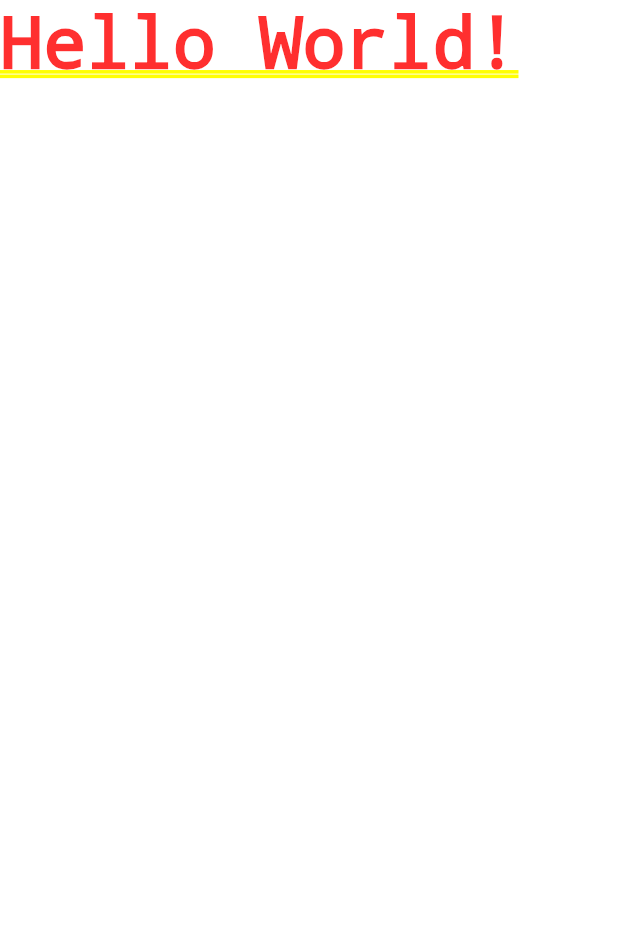
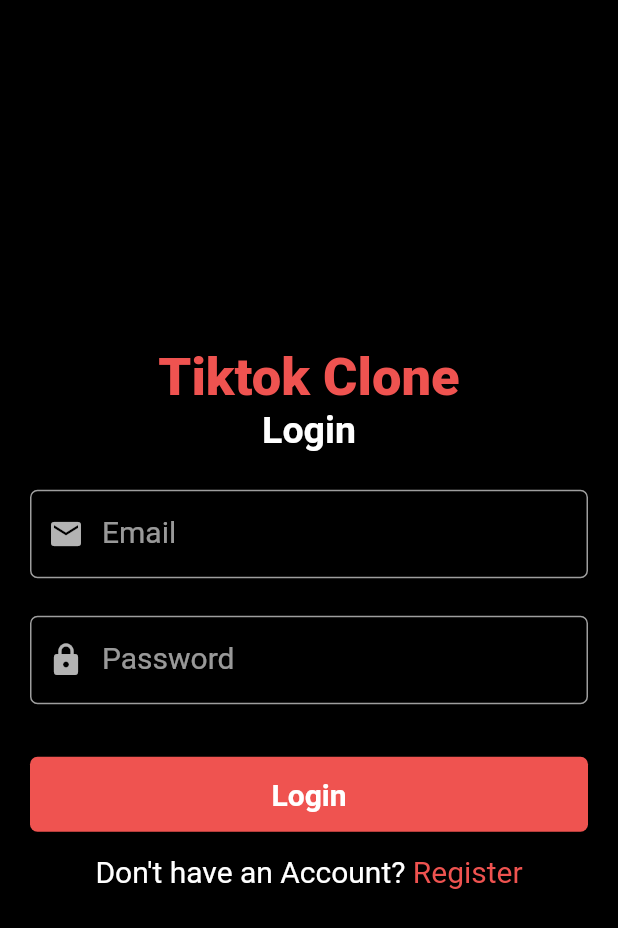
Before and after one commit to Ripat-2345/tiktok_clone_app, a Flutter app: the screen it shows after launch, on a phone screen of 412 x 824 dp. Shown: the top 928 px of the screen. Run offline on Flutter 3.47's test engine with Material 2 defaults, Android fonts, the phone set to English and light mode, and no system bars.

Commit message:
login ui screen clear

```diff
--- a/lib/main.dart
+++ b/lib/main.dart
@@ -1,5 +1,6 @@
 import 'package:flutter/material.dart';
 import 'package:tiktok_clone_app/constants.dart';
+import 'package:tiktok_clone_app/views/screens/auth/login_screen.dart';
 
 void main() {
   runApp(const MyApp());
@@ -17,7 +18,7 @@
       theme: ThemeData.dark().copyWith(
         scaffoldBackgroundColor: backgroundColor,
       ),
-      home: const Text("Hello World!"),
+      home: LoginScreen(),
     );
   }
 }
--- /dev/null
+++ b/lib/views/screens/auth/login_screen.dart
@@ -0,0 +1,113 @@
+import 'package:flutter/material.dart';
+import 'package:tiktok_clone_app/constants.dart';
+import 'package:tiktok_clone_app/views/widgets/text_input_field.dart';
+
+class LoginScreen extends StatelessWidget {
+  LoginScreen({Key? key}) : super(key: key);
+
+  final TextEditingController _emailController = TextEditingController();
+  final TextEditingController _passwordController = TextEditingController();
+
+  @override
+  Widget build(BuildContext context) {
+    return Scaffold(
+      body: Container(
+        alignment: Alignment.center,
+        child: Column(
+          mainAxisAlignment: MainAxisAlignment.center,
+          children: [
+            Text(
+              "Tiktok Clone",
+              style: TextStyle(
+                color: buttonColor,
+                fontSize: 35,
+                fontWeight: FontWeight.w900,
+              ),
+            ),
+            const Text(
+              "Login",
+              style: TextStyle(
+                fontSize: 25,
+                fontWeight: FontWeight.w700,
+              ),
+            ),
+            const SizedBox(
+              height: 25,
+            ),
+            Container(
+              width: MediaQuery.of(context).size.width,
+              margin: const EdgeInsets.symmetric(horizontal: 20),
+              child: TextInputField(
+                controller: _emailController,
+                labelText: "Email",
+                icon: Icons.email,
+              ),
+            ),
+            const SizedBox(
+              height: 25,
+            ),
+            Container(
+              width: MediaQuery.of(context).size.width,
+              margin: const EdgeInsets.symmetric(horizontal: 20),
+              child: TextInputField(
+                controller: _passwordController,
+                labelText: "Password",
+                icon: Icons.lock,
+                isObsecure: true,
+              ),
+            ),
+            const SizedBox(
+              height: 35,
+            ),
+            Container(
+              width: MediaQuery.of(context).size.width - 40,
+              height: 50,
+              decoration: BoxDecoration(
+                color: buttonColor,
+                borderRadius: const BorderRadius.all(Radius.circular(5)),
+              ),
+              child: InkWell(
+                onTap: () {
+                  print("Login user");
+                },
+                child: const Center(
+                  child: Text(
+                    "Login",
+                    style: TextStyle(
+                      fontSize: 20,
+                      fontWeight: FontWeight.w600,
+                    ),
+                  ),
+                ),
+              ),
+            ),
+            const SizedBox(
+              height: 15,
+            ),
+            Row(
+              mainAxisAlignment: MainAxisAlignment.center,
+              children: [
+                const Text(
+                  "Don't have an Account? ",
+                  style: TextStyle(fontSize: 20),
+                ),
+                InkWell(
+                  onTap: () {
+                    print("Register user");
+                  },
+                  child: Text(
+                    "Register",
+                    style: TextStyle(
+                      fontSize: 20,
+                      color: buttonColor,
+                    ),
+                  ),
+                ),
+              ],
+            )
+          ],
+        ),
+      ),
+    );
+  }
+}
--- /dev/null
+++ b/lib/views/widgets/text_input_field.dart
@@ -0,0 +1,44 @@
+import 'package:flutter/material.dart';
+import 'package:tiktok_clone_app/constants.dart';
+
+class TextInputField extends StatelessWidget {
+  final TextEditingController controller;
+  final String labelText;
+  final IconData icon;
+  final bool isObsecure;
+
+  const TextInputField({
+    Key? key,
+    required this.controller,
+    required this.labelText,
+    required this.icon,
+    this.isObsecure = false,
+  }) : super(key: key);
+
+  @override
+  Widget build(BuildContext context) {
+    return TextField(
+      controller: controller,
+      decoration: InputDecoration(
+        label: Text(labelText),
+        prefixIcon: Icon(icon),
+        labelStyle: const TextStyle(
+          fontSize: 20,
+        ),
+        enabledBorder: OutlineInputBorder(
+          borderRadius: BorderRadius.circular(5),
+          borderSide: const BorderSide(
+            color: borderColor,
+          ),
+        ),
+        focusedBorder: OutlineInputBorder(
+          borderRadius: BorderRadius.circular(5),
+          borderSide: const BorderSide(
+            color: borderColor,
+          ),
+        ),
+      ),
+      obscureText: isObsecure,
+    );
+  }
+}
```
